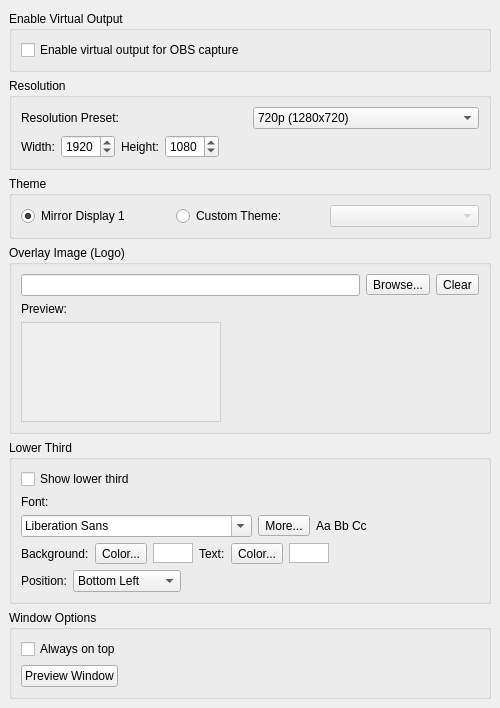
The window that src/ui/virtualoutputsettingwidget.ui (Roman-Designs/softprojector) describes before a commit, drawn with Qt 5.
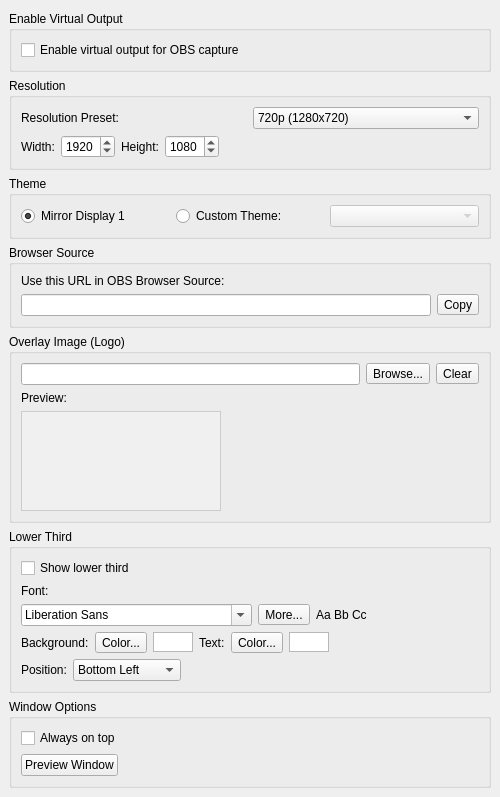
The same window after the commit.

Commit message:
feat: replace virtual output window with browser source
Use a local HTTP and WebSocket server for virtual output so OBS can consume it as a browser source while preserving the existing theme-driven rendering pipeline. Add the browser source URL to settings so operators can copy it directly.

```diff
--- a/src/ui/virtualoutputsettingwidget.ui
+++ b/src/ui/virtualoutputsettingwidget.ui
@@ -198,10 +198,50 @@
      </layout>
     </widget>
    </item>
-   <item>
-    <widget class="QGroupBox" name="groupBoxOverlay">
-     <property name="title">
-      <string>Overlay Image (Logo)</string>
+    <item>
+     <widget class="QGroupBox" name="groupBoxBrowserSource">
+      <property name="title">
+       <string>Browser Source</string>
+      </property>
+      <layout class="QVBoxLayout" name="verticalLayoutBrowserSource">
+       <item>
+        <widget class="QLabel" name="labelBrowserSourceInfo">
+         <property name="text">
+          <string>Use this URL in OBS Browser Source:</string>
+         </property>
+        </widget>
+       </item>
+       <item>
+        <layout class="QHBoxLayout" name="horizontalLayoutBrowserSource">
+         <item>
+          <widget class="QLineEdit" name="lineEditBrowserUrl">
+           <property name="readOnly">
+            <bool>true</bool>
+           </property>
+           <property name="toolTip">
+            <string>Local browser source URL for OBS</string>
+           </property>
+          </widget>
+         </item>
+         <item>
+          <widget class="QToolButton" name="toolButtonCopyBrowserUrl">
+           <property name="toolTip">
+            <string>Copy browser source URL to clipboard</string>
+           </property>
+           <property name="text">
+            <string>Copy</string>
+           </property>
+          </widget>
+         </item>
+        </layout>
+       </item>
+      </layout>
+     </widget>
+    </item>
+    <item>
+     <widget class="QGroupBox" name="groupBoxOverlay">
+      <property name="title">
+       <string>Overlay Image (Logo)</string>
      </property>
      <layout class="QVBoxLayout" name="verticalLayoutOverlay">
       <item>
```
The commit also changes 11 other files.
